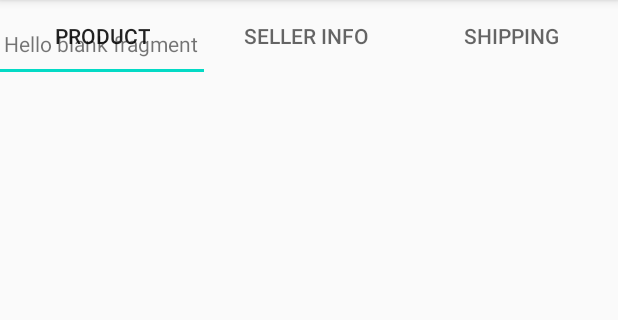
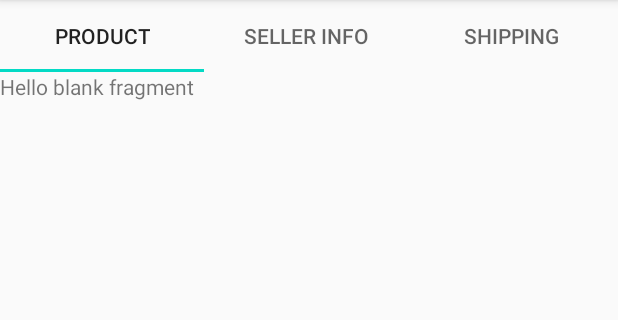
Before and after one commit to lindseywingate/androidStudio, an Android app: the ProductScreen screen opened directly, with no data from a screen before it, on a phone screen of 412 x 824 dp, the part 84-404 px from its top. Run offline under Robolectric (Android 15) with nearby library versions, the phone set to English and light mode, and no system bars.

Commit message:
got tabs working

```diff
--- a/app/src/main/res/layout/activity_product_screen.xml
+++ b/app/src/main/res/layout/activity_product_screen.xml
@@ -6,12 +6,15 @@
     android:layout_height="match_parent"
     tools:context=".ProductScreen">
 
+    <LinearLayout
+        android:layout_width="match_parent"
+        android:layout_height="match_parent"
+        android:orientation="vertical">
+
         <com.google.android.material.tabs.TabLayout
             android:id="@+id/tabLayout"
             android:layout_width="409dp"
-        android:layout_height="wrap_content"
-        tools:layout_editor_absoluteX="2dp"
-        tools:layout_editor_absoluteY="2dp">
+            android:layout_height="wrap_content">
 
             <com.google.android.material.tabs.TabItem
                 android:layout_width="wrap_content"
@@ -31,12 +34,10 @@
 
         <androidx.viewpager.widget.ViewPager
             android:id="@+id/viewPager"
-        android:layout_width="409dp"
-        android:layout_height="729dp"
-        app:layout_constraintBottom_toBottomOf="parent"
-        app:layout_constraintEnd_toEndOf="parent"
-        app:layout_constraintTop_toTopOf="parent">
+            android:layout_width="match_parent"
+            android:layout_height="wrap_content">
 
         </androidx.viewpager.widget.ViewPager>
+    </LinearLayout>
 
 </androidx.constraintlayout.widget.ConstraintLayout>
```
Lines whose indentation alone changed are shown as unchanged.
